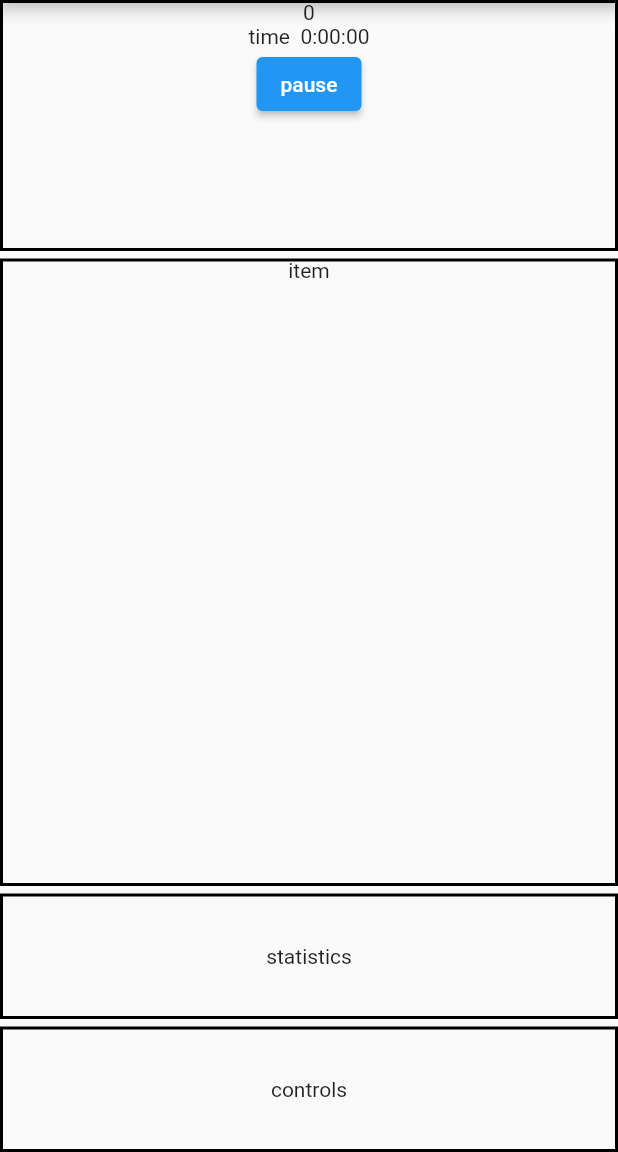
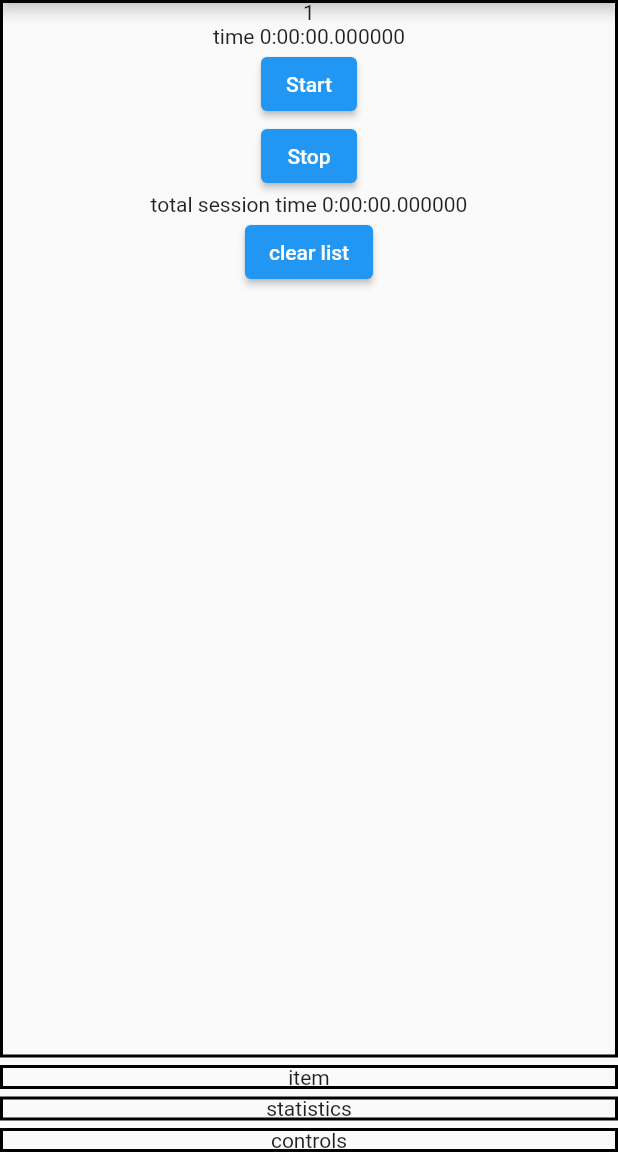
Before and after one commit to MahmoudMokhtar34/timer, a Flutter app: the screen it shows after launch, on a phone screen of 412 x 824 dp, the part 84-1236 px from its top. Run offline on Flutter 3.47's test engine with Material 2 defaults, Android fonts, the phone set to English and light mode, and no system bars.

Commit message:
fixe all timer issues an it is working

```diff
--- a/lib/pages/home_page/home_page.dart
+++ b/lib/pages/home_page/home_page.dart
@@ -1,4 +1,5 @@
 import 'package:flutter/material.dart';
+import './timer.dart';
 
 class HomePage extends StatelessWidget {
   const HomePage({super.key});
@@ -14,7 +15,7 @@ class HomePage extends StatelessWidget {
         crossAxisAlignment: CrossAxisAlignment.stretch,
         children: [
           Expanded(
-            flex: 4,
+            flex: 6,
             child: DecoratedBox(
               decoration: BoxDecoration(
                 border: Border.all(
@@ -29,7 +30,7 @@ class HomePage extends StatelessWidget {
             height: 5,
           ),
           Expanded(
-            flex: 10,
+            flex: 0,
             child: DecoratedBox(
               decoration: BoxDecoration(
                 border: Border.all(
@@ -44,7 +45,7 @@ class HomePage extends StatelessWidget {
             height: 5,
           ),
           Expanded(
-            flex: 2,
+            flex: 0,
             child: DecoratedBox(
               decoration: BoxDecoration(
                 border: Border.all(
@@ -59,7 +60,7 @@ class HomePage extends StatelessWidget {
             height: 5,
           ),
           Expanded(
-            flex: 2,
+            flex: 0,
             child: DecoratedBox(
               decoration: BoxDecoration(
                 border: Border.all(
@@ -113,56 +114,113 @@ class TimesList extends StatelessWidget {
   }
 }
 
-class Timer extends StatefulWidget {
-  const Timer({
-    Key? key,
-  }) : super(key: key);
+// class Timer extends StatefulWidget {
+//   const Timer({
+//     Key? key,
+//   }) : super(key: key);
 
-  @override
-  State<Timer> createState() => _TimerState();
-}
+//   @override
+//   State<Timer> createState() => _TimerState();
+// }
 
-class _TimerState extends State<Timer> {
-  final DateTime start = DateTime.now();
-  int x = 0;
-  var value = 0;
-  Duration timePassed = const Duration(seconds: 0);
-  bool isPaused = true;
+//  class _TimerState extends State<Timer> {
+//   List<Duration> sessions = [];
+//   int x = 0;
+//   var value = 0;
+//   DateTime startTime = DateTime.now();
+//   Duration durationPassed = const Duration(seconds: 0);
+//   Duration sessionDuration = const Duration(seconds: 0);
+//   Duration finalDuration = const Duration(seconds: 0);
+//   bool isTicking = false;
 
-  Duration duration() {
-    return DateTime.now().difference(start);
-  }
+//   Duration calcDuration({required DateTime startTime, DateTime? endTime}) {
+//     endTime = endTime ?? DateTime.now();
+//     return endTime.difference(startTime);
+//   }
 
-  @override
-  Widget build(BuildContext context) {
-    Future.doWhile(() async {
-      value++;
-      await Future.delayed(const Duration(seconds: 1));
-      if (value < 1000 && !isPaused) {
-        setState(() {
-          x = value;
-          print(x);
-          timePassed = duration();
-        });
-        return false;
-      }
-      return true;
-    });
-    return Column(
-      children: [
-        Text(x.toString()),
-        Text(
-            'time \ ${timePassed.toString().substring(0, timePassed.toString().indexOf('.'))}'),
-        ElevatedButton(
-            onPressed: () {
-              setState(() {
-                isPaused = isPaused ? false : true;
-                print(isPaused);
-              });
-            },
-            child: Text(
-                'pause')) //: ${timePassed.inMinutes} :${timePassed.inSeconds}'
-      ],
-    );
-  }
-}
+//   @override
+//   Widget build(BuildContext context) {
+//     Future.doWhile(() async {
+//       value++;
+//       await Future.delayed(const Duration(seconds: 1));
+//       if (isTicking) {
+//         setState(() {
+//           x = value;
+//           print(x);
+//           durationPassed = sessionDuration +calcDuration(startTime: startTime);
+//         });
+//         return false;
+//       }
+//       return true;
+//     });
+
+//     return Column(
+//       children: [
+//         Text(x.toString()),
+//         Text(
+//           'time ${sessionDuration.toString().substring(0, sessionDuration.toString().indexOf('.'))}',
+//         ),
+
+//         ElevatedButton(
+//           onPressed: () {
+//             setState(() {
+//               isTicking = isTicking ? false : true;
+//               if (isTicking) {
+//                 startTime = DateTime.now();
+//                 //durationPassed = sessionDuration;
+//                 print('### start $isTicking');
+//                 print('###durationPassed $durationPassed');
+//                 print('###sessionDuration $sessionDuration');
+//                 print('###finalDuration $finalDuration');
+//               } else {
+//                 sessionDuration = durationPassed;
+//                 //durationPassed = const Duration(seconds: 0);
+//                 print('### stop $isTicking');
+//                 print('###durationPassed $durationPassed');
+//                 print('###sessionDuration $sessionDuration');
+//                 print('###finalDuration $finalDuration');
+//               }
+
+//               print(isTicking);
+//             });
+//           },
+//           child: Text(isTicking ? 'pause' : 'Resume'),
+//         ),
+//         ElevatedButton(
+//           onPressed: () {
+//             setState(() {
+//               isTicking = false;
+//               finalDuration = sessionDuration + durationPassed;
+//               sessions.add(sessionDuration);
+//               print('### $isTicking');
+//               print('###1 $durationPassed');
+//               print('###2 $sessionDuration');
+//               print('###3 $finalDuration');
+//               durationPassed = const Duration(seconds: 0);
+//               durationPassed = const Duration(seconds: 0);
+//               sessionDuration = const Duration(seconds: 0);
+//               print('### $isTicking');
+//               print('###4 $durationPassed');
+//               print('###5 $sessionDuration');
+//               print('###6 $finalDuration');
+//             });
+//           },
+//           child: const Text('Stop'),
+//         ),
+
+//         Text(
+//             'total session time ${sessionDuration.toString().substring(0, sessionDuration.toString().indexOf('.'))}'),
+//         ElevatedButton(
+//             onPressed: () {
+//               setState(() {
+//                 sessions.clear();
+//               });
+//             },
+//             child: const Text('clear list')),
+//         ...sessions.map((e) => Text(e.toString()))
+
+//         //: ${timePassed.inMinutes} :${timePassed.inSeconds}'
+//       ],
+//     );
+//   }
+// }
--- a/lib/pages/home_page/timer.dart
+++ b/lib/pages/home_page/timer.dart
@@ -0,0 +1,110 @@
+import 'package:flutter/material.dart';
+
+class Timer extends StatefulWidget {
+  const Timer({
+    Key? key,
+  }) : super(key: key);
+
+  @override
+  State<Timer> createState() => _TimerState();
+}
+
+class _TimerState extends State<Timer> {
+  List<Duration> sessions = [];
+  int x = 0;
+  var value = 0;
+  int z = 0;
+  static const Duration zero = Duration(seconds: 0);
+  DateTime startTime = DateTime.now();
+  Duration currentDuration = zero;
+  Duration sessionDuration = zero;
+  bool isStarted = false;
+
+  Duration calcDuration({required DateTime startTime, DateTime? endTime}) {
+    print('### calc ${value++}');
+    endTime = endTime ?? DateTime.now();
+
+    return endTime.difference(startTime);
+  }
+
+  void activateTimer() {
+    Future.doWhile(() async {
+      await Future.delayed(const Duration(seconds: 1));
+
+      if (isStarted) {
+        setState(() {
+          // value += 1;
+          // x = value;
+          // print(x);
+          currentDuration = calcDuration(startTime: startTime);
+        });
+        return false;
+      }
+      return true;
+    });
+  }
+
+  @override
+  Widget build(BuildContext context) {
+    print('### build ${x++}');
+    activateTimer();
+    return Column(
+      children: [
+        Text(x.toString()),
+        Text(
+          'time ${formatDuration(sessionDuration + currentDuration)}',
+        ),
+
+        ElevatedButton(
+          onPressed: () {
+            setState(() {
+              isStarted = isStarted ? false : true;
+              if (isStarted) {
+                startTime = DateTime.now();
+                currentDuration = zero;
+              } else {
+                sessionDuration = sessionDuration + currentDuration;
+                currentDuration = zero;
+              }
+            });
+          },
+          child: Text(isStarted
+              ? 'pause'
+              : (sessionDuration == zero ? 'Start' : 'Resume')),
+        ),
+        ElevatedButton(
+          onPressed: () {
+            setState(() {
+              isStarted = false;
+              sessionDuration = sessionDuration + currentDuration;
+              sessions.add(sessionDuration);
+              currentDuration = zero;
+              sessionDuration = zero;
+            });
+          },
+          child: const Text('Stop'),
+        ),
+
+        Text('total session time ${formatDuration(sessionDuration)}'),
+        Builder(builder: (context) {
+          print('### builer 2 ${z++}');
+          return ElevatedButton(
+              onPressed: () {
+                setState(() {
+                  sessions.clear();
+                });
+              },
+              child: const Text('clear list'));
+        }),
+        ...sessions.map((e) => Text(e.toString()))
+
+        //: ${timePassed.inMinutes} :${timePassed.inSeconds}'
+      ],
+    );
+  }
+
+  String formatDuration(Duration duration) {
+    return duration.toString();
+    //substring(0, duration.toString().indexOf('.'))
+  }
+}
```
